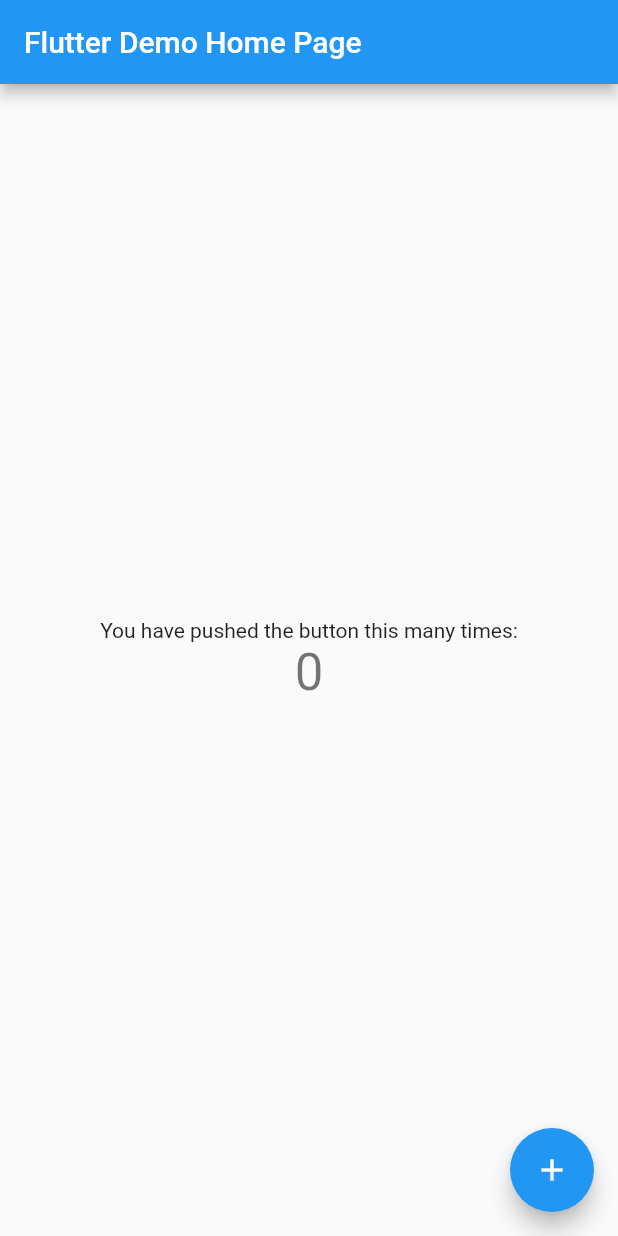
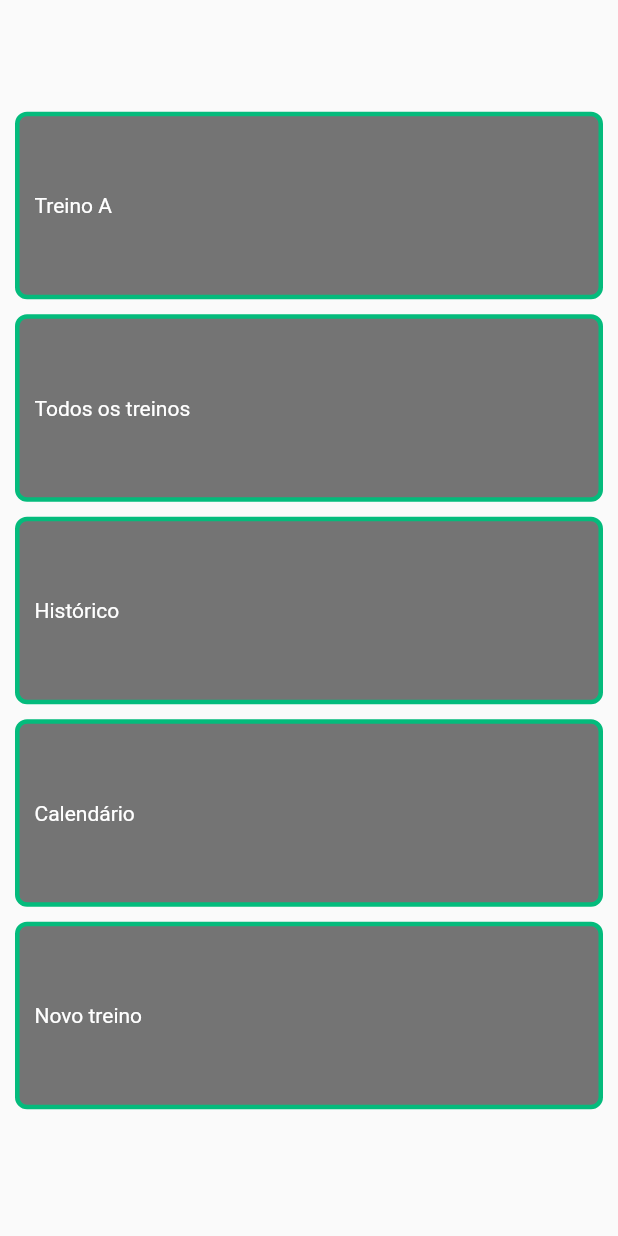
Before and after one commit to PauloVOFonseca/MyGymTrack, a Flutter app: the screen it shows after launch, on a phone screen of 412 x 824 dp. Run offline on Flutter 3.47's test engine with Material 2 defaults, Android fonts, the phone set to English and light mode, and no system bars.

Commit message:
feat: create first home screen template

```diff
--- a/lib/src/presentation/app/app_widget.dart
+++ b/lib/src/presentation/app/app_widget.dart
@@ -11,7 +11,7 @@
       theme: ThemeData(
         primarySwatch: Colors.blue,
       ),
-      home: const HomePage(title: 'Flutter Demo Home Page'),
+      home: const HomePage(),
     );
   }
 }
--- a/lib/src/presentation/pages/home/home_page.dart
+++ b/lib/src/presentation/pages/home/home_page.dart
@@ -1,46 +1,34 @@
 import 'package:flutter/material.dart';
+import 'package:my_gym_track/src/presentation/pages/home/widgets/item_template_widget.dart';
 
 class HomePage extends StatefulWidget {
-  const HomePage({Key? key, required this.title}) : super(key: key);
-  final String title;
+  const HomePage({Key? key}) : super(key: key);
 
   @override
   State<HomePage> createState() => _HomePageState();
 }
 
 class _HomePageState extends State<HomePage> {
-  int _counter = 0;
-
-  void _incrementCounter() {
-    setState(() {
-      _counter++;
-    });
-  }
-
   @override
   Widget build(BuildContext context) {
     return Scaffold(
-      appBar: AppBar(
-        title: Text(widget.title),
-      ),
-      body: Center(
+      body: Padding(
+        padding: const EdgeInsets.symmetric(horizontal: 10),
         child: Column(
           mainAxisAlignment: MainAxisAlignment.center,
-          children: <Widget>[
-            const Text(
-              'You have pushed the button this many times:',
-            ),
-            Text(
-              '$_counter',
-              style: Theme.of(context).textTheme.headline4,
-            ),
+          children: const [
+            ItemTemplateWidget(title: 'Treino A'),
+            SizedBox(height: 10),
+            ItemTemplateWidget(title: 'Todos os treinos'),
+            SizedBox(height: 10),
+            ItemTemplateWidget(title: 'Histórico'),
+            SizedBox(height: 10),
+            ItemTemplateWidget(title: 'Calendário'),
+            SizedBox(height: 10),
+            ItemTemplateWidget(title: 'Novo treino'),
+            SizedBox(height: 10),
           ],
         ),
-      ),
-      floatingActionButton: FloatingActionButton(
-        onPressed: _incrementCounter,
-        tooltip: 'Increment',
-        child: const Icon(Icons.add),
       ),
     );
   }
--- /dev/null
+++ b/lib/src/presentation/pages/home/widgets/item_template_widget.dart
@@ -0,0 +1,28 @@
+import 'package:flutter/material.dart';
+import 'package:my_gym_track/src/application/theme/custom_colors.dart';
+
+class ItemTemplateWidget extends StatelessWidget {
+  final String title;
+  const ItemTemplateWidget({Key? key, required this.title}) : super(key: key);
+
+  @override
+  Widget build(BuildContext context) {
+    return Container(
+      width: MediaQuery.of(context).size.width,
+      height: 125,
+      padding: const EdgeInsets.symmetric(horizontal: 10),
+      decoration: BoxDecoration(
+        color: CustomColors.lighterGrey,
+        border: Border.all(color: CustomColors.primaryGreen, width: 3),
+        borderRadius: const BorderRadius.all(Radius.circular(8)),
+      ),
+      child: Align(
+        alignment: Alignment.centerLeft,
+        child: Text(
+          title,
+          style: const TextStyle(color: CustomColors.white),
+        ),
+      ),
+    );
+  }
+}
```
